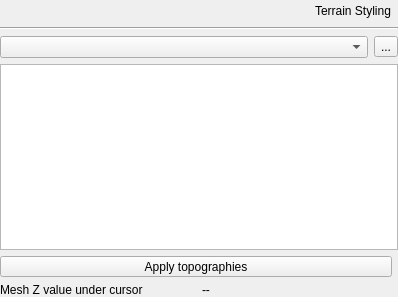
Above: src/ui/structure2d/reosmeshtopographywidget.ui from vcloarec/ReosProject before the change. Below: the same form after it.
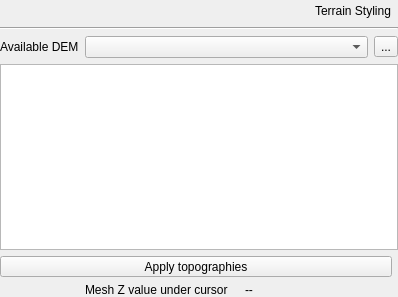
That is the form after the change. Icons and pictures are not drawn. Custom widgets are drawn as their Qt base class.

What changed in the file:
```diff
--- a/src/ui/structure2d/reosmeshtopographywidget.ui
+++ b/src/ui/structure2d/reosmeshtopographywidget.ui
@@ -69,7 +69,7 @@
    </item>
    <item>
     <layout class="QGridLayout" name="gridLayout">
-     <item row="4" column="0" colspan="2">
+     <item row="4" column="1" colspan="2">
       <layout class="QHBoxLayout" name="horizontalLayout_2">
        <property name="topMargin">
         <number>0</number>
@@ -90,17 +90,7 @@
        </item>
       </layout>
      </item>
-     <item row="0" column="0">
-      <widget class="ReosDigitalElevationModelComboBox" name="mDemCombo">
-       <property name="sizePolicy">
-        <sizepolicy hsizetype="MinimumExpanding" vsizetype="Fixed">
-         <horstretch>0</horstretch>
-         <verstretch>0</verstretch>
-        </sizepolicy>
-       </property>
-      </widget>
-     </item>
-     <item row="0" column="1">
+     <item row="0" column="2">
       <widget class="QToolButton" name="mAddTopographyToolButton">
        <property name="toolTip">
         <string>Add Topography Layer to The Collection</string>
@@ -109,12 +99,29 @@
         <string>...</string>
        </property>
        <property name="icon">
-        <iconset resource="../../images/images.qrc">
+        <iconset resource="../../../images/images.qrc">
          <normaloff>:/images/add.svg</normaloff>:/images/add.svg</iconset>
        </property>
       </widget>
      </item>
-     <item row="1" column="0" colspan="2">
+     <item row="0" column="1">
+      <widget class="ReosDigitalElevationModelComboBox" name="mDemCombo">
+       <property name="sizePolicy">
+        <sizepolicy hsizetype="MinimumExpanding" vsizetype="Fixed">
+         <horstretch>0</horstretch>
+         <verstretch>0</verstretch>
+        </sizepolicy>
+       </property>
+      </widget>
+     </item>
+     <item row="0" column="0">
+      <widget class="QLabel" name="label_2">
+       <property name="text">
+        <string>Available DEM</string>
+       </property>
+      </widget>
+     </item>
+     <item row="1" column="0" colspan="3">
       <widget class="QListView" name="mTopographyCollectionView">
        <property name="editTriggers">
         <set>QAbstractItemView::NoEditTriggers</set>
@@ -136,7 +143,7 @@
        </property>
       </widget>
      </item>
-     <item row="2" column="0" colspan="2">
+     <item row="2" column="0" colspan="3">
       <layout class="QHBoxLayout" name="horizontalLayout_3">
        <property name="topMargin">
         <number>0</number>
```
Left out of the diff: 2 changed lines with no effect on the pictures.
